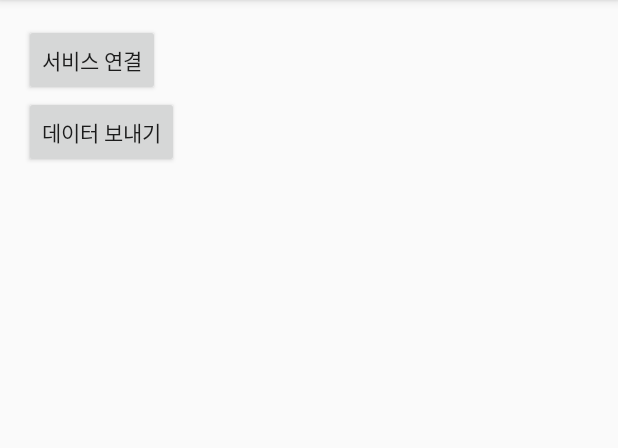
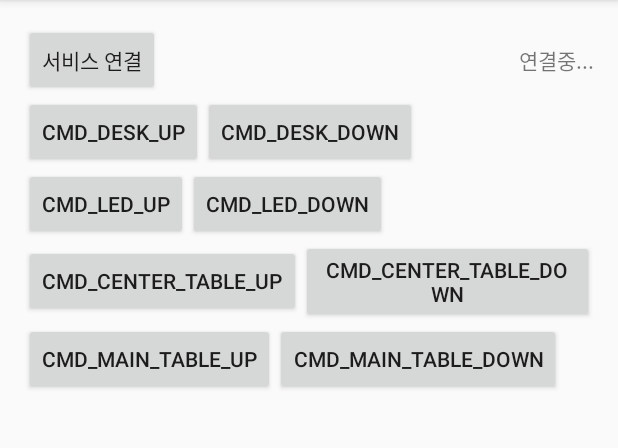
Before and after one commit to yeonjukko/SmartDesk, an Android app: the screen it shows after launch (MainActivity), after a tap on "서비스 연결", on a phone screen of 412 x 824 dp, the part 84-532 px from its top. Run offline under Robolectric (Android 15) with nearby library versions, the phone set to English and light mode, and no system bars; 1 statement that could not run was skipped.

Commit message:
위젯 수정 중...

```diff
--- a/app/src/main/AndroidManifest.xml
+++ b/app/src/main/AndroidManifest.xml
@@ -25,6 +25,10 @@
             <intent-filter>
                 <action android:name="android.appwidget.action.APPWIDGET_UPDATE" />
             </intent-filter>
+            <intent-filter>
+                <action android:name="neurosky.com.smartdesk.service.BluetoothService.Received" />
+            </intent-filter>
+
             <meta-data
                 android:name="android.appwidget.provider"
                 android:resource="@xml/widget_provider" />
--- a/app/src/main/java/neurosky/com/smartdesk/MainActivity.java
+++ b/app/src/main/java/neurosky/com/smartdesk/MainActivity.java
@@ -4,28 +4,31 @@ import android.content.BroadcastReceiver;
 import android.content.ComponentName;
 import android.content.Context;
 import android.content.Intent;
-import android.content.IntentFilter;
 import android.content.ServiceConnection;
+import android.os.Bundle;
 import android.os.IBinder;
 import android.os.Message;
 import android.os.Messenger;
-import android.os.Bundle;
 import android.os.RemoteException;
 import android.view.View;
 import android.widget.TextView;
 
 import neurosky.com.smartdesk.activity.SmartDeskActivity;
+import neurosky.com.smartdesk.manager.ConnectManager;
 import neurosky.com.smartdesk.service.BluetoothService;
 
-public class MainActivity extends SmartDeskActivity {
+public class MainActivity extends SmartDeskActivity implements View.OnClickListener {
 
     private TextView textViewReceive;
+    private TextView textViewStatus;
+
     private BroadcastReceiver receiver;
     private Messenger messenger;
 
     private ServiceConnection connection = new ServiceConnection() {
         public void onServiceConnected(ComponentName className, IBinder service) {
             messenger = new Messenger(service);
+            textViewReceive.setEnabled(true);
         }
 
         public void onServiceDisconnected(ComponentName className) {
@@ -37,50 +40,38 @@ public class MainActivity extends SmartDeskActivity {
     protected void onCreate(Bundle savedInstanceState) {
         super.onCreate(savedInstanceState);
         setContentView(R.layout.activity_main);
+        textViewReceive = (TextView) findViewById(R.id.tv_receive);
+        textViewReceive.setEnabled(false);
+        textViewStatus = (TextView) findViewById(R.id.tv_status);
 
-        textViewReceive = (TextView) findViewById(R.id.tv_receive);
-        findViewById(R.id.bt_connect).setOnClickListener(new View.OnClickListener() {
-            @Override
-            public void onClick(View view) {
-                bindService(new Intent(getContext(), BluetoothService.class), connection,
-                        Context.BIND_AUTO_CREATE);
-            }
-        });
-
-        findViewById(R.id.bt_disconnect).setOnClickListener(new View.OnClickListener() {
-            @Override
-            public void onClick(View view) {
-                if (messenger != null) {
-
-                    Message msg = Message.obtain(null, BluetoothService.SEND_DATA, 0, 0);
-                    Bundle bundle = new Bundle();
-                    bundle.putString(BluetoothService.FLAG_DATA, "hello");
-                    msg.setData(bundle);
-                    try {
-                        messenger.send(msg);
-                    } catch (RemoteException e) {
-                        e.printStackTrace();
-                    }
-                }
-            }
-        });
+        findViewById(R.id.bt_connect).setOnClickListener(this);
+        findViewById(R.id.bt_1).setOnClickListener(this);
+        findViewById(R.id.bt_2).setOnClickListener(this);
+        findViewById(R.id.bt_3).setOnClickListener(this);
+        findViewById(R.id.bt_4).setOnClickListener(this);
+        findViewById(R.id.bt_5).setOnClickListener(this);
+        findViewById(R.id.bt_6).setOnClickListener(this);
+        findViewById(R.id.bt_7).setOnClickListener(this);
+        findViewById(R.id.bt_8).setOnClickListener(this);
     }
 
     @Override
-    protected void onStart() {
-        super.onStart();
+    protected void onResume() {
+        super.onResume();
         regReceiver();
+        bindService(new Intent(getContext(), BluetoothService.class), connection, Context.BIND_AUTO_CREATE);
     }
 
     @Override
     protected void onPause() {
         super.onPause();
         unregReceiver();
+        unbindService(connection);
     }
 
     private void regReceiver() {
         receiver = new BluetoothReceiver();
-        registerReceiver(receiver, new IntentFilter(BluetoothService.ACTION_RECEIVED_DATA));
+        registerReceiver(receiver, BluetoothService.getIntentFilterSet());
     }
 
     private void unregReceiver() {
@@ -88,13 +79,62 @@ public class MainActivity extends SmartDeskActivity {
         receiver = null;
     }
 
+    @Override
+    public void onClick(View view) {
+        Message msg = Message.obtain(null, BluetoothService.SEND_DATA, 0, 0);
+        Bundle bundle = new Bundle();
+        switch (view.getId()) {
+            case R.id.bt_connect:
+                textViewStatus.setText("연결중...");
+                msg = Message.obtain(null, BluetoothService.CONNECT_DEVICE, 0, 0);
+                break;
+            case R.id.bt_1:
+                bundle.putString(BluetoothService.FLAG_DATA, ConnectManager.CMD_DESK_UP);
+                break;
+            case R.id.bt_2:
+                bundle.putString(BluetoothService.FLAG_DATA, ConnectManager.CMD_DESK_DOWN);
+                break;
+            case R.id.bt_3:
+                bundle.putString(BluetoothService.FLAG_DATA, ConnectManager.CMD_LED_UP);
+                break;
+            case R.id.bt_4:
+                bundle.putString(BluetoothService.FLAG_DATA, ConnectManager.CMD_LED_DOWN);
+                break;
+            case R.id.bt_5:
+                bundle.putString(BluetoothService.FLAG_DATA, ConnectManager.CMD_CENTER_TABLE_UP);
+                break;
+            case R.id.bt_6:
+                bundle.putString(BluetoothService.FLAG_DATA, ConnectManager.CMD_CENTER_TABLE_DOWN);
+                break;
+            case R.id.bt_7:
+                bundle.putString(BluetoothService.FLAG_DATA, ConnectManager.CMD_MAIN_TABLE_UP);
+                break;
+            case R.id.bt_8:
+                bundle.putString(BluetoothService.FLAG_DATA, ConnectManager.CMD_MAIN_TABLE_DOWN);
+                break;
+        }
+        msg.setData(bundle);
+        try {
+            messenger.send(msg);
+        } catch (RemoteException e) {
+            e.printStackTrace();
+        }
+    }
+
     private class BluetoothReceiver extends BroadcastReceiver {
-
         @Override
         public void onReceive(Context context, Intent intent) {
             if (intent.getAction().equals(BluetoothService.ACTION_RECEIVED_DATA)) {
-                String data = intent.getStringExtra(BluetoothService.FLAG_DATA);
-                textViewReceive.append(data + "\n");
+                String temp = intent.getStringExtra(BluetoothService.FLAG_TEMPERATURE);
+                String hum = intent.getStringExtra(BluetoothService.FLAG_HUMIDITY);
+                String light = intent.getStringExtra(BluetoothService.FLAG_LIGHT);
+                textViewReceive.append("온도:" + temp + ", 습도:" + hum + ", 빛:" + light + "\n");
+            } else if (intent.getAction().equals(BluetoothService.ACTION_CONNECT_DEVICE)) {
+                textViewStatus.setText("연결완료");
+            } else if (intent.getAction().equals(BluetoothService.ACTION_DISCONNECT_DEVICE)) {
+                textViewStatus.setText("연결끊김");
+            } else if (intent.getAction().equals(BluetoothService.ACTION_ERROR)) {
+                textViewStatus.setText("에러");
             }
         }
     }
--- a/app/src/main/java/neurosky/com/smartdesk/service/BluetoothService.java
+++ b/app/src/main/java/neurosky/com/smartdesk/service/BluetoothService.java
@@ -1,14 +1,18 @@
 package neurosky.com.smartdesk.service;
 
 import android.app.Service;
+import android.bluetooth.BluetoothDevice;
+import android.content.BroadcastReceiver;
 import android.content.Context;
 import android.content.Intent;
+import android.content.IntentFilter;
 import android.os.Bundle;
 import android.os.Handler;
 import android.os.IBinder;
 import android.os.Message;
 import android.os.Messenger;
 import android.os.RemoteException;
+import android.support.annotation.Nullable;
 import android.util.Log;
 import android.widget.Toast;
 
@@ -20,8 +24,20 @@ public class BluetoothService extends Service implements ConnectManager.OnBlueto
     private static final String TAG = BluetoothService.class.getSimpleName();
 
     public static final int SEND_DATA = 200;
+    public static final int CONNECT_DEVICE = 300;
+
     public static final String ACTION_RECEIVED_DATA = BluetoothService.class.getName() + ".Received";
+    public static final String ACTION_CONNECT_DEVICE = BluetoothService.class.getName() + ".Connected";
+    public static final String ACTION_DISCONNECT_DEVICE = BluetoothService.class.getName() + ".Disconnected";
+    public static final String ACTION_ERROR = BluetoothService.class.getName() + ".Error";
+
     public static final String FLAG_DATA = "data";
+    public static final String FLAG_ERROR = "error";
+
+    public static final String FLAG_TEMPERATURE = "temperature";
+    public static final String FLAG_HUMIDITY = "humidity";
+    public static final String FLAG_LIGHT = "light";
+
 
     private ConnectManager connectManager;
 
@@ -38,19 +54,59 @@ public class BluetoothService extends Service implements ConnectManager.OnBlueto
         super.onCreate();
         if (connectManager == null) {
             connectManager = ConnectManager.getInstance(getContext());
+            connectManager.onCreate();
             connectManager.setOnBluetoothListener(this);
         }
-        try {
-            if (!connectManager.isBluetoothEnable()) {
-                Toast.makeText(getContext(), "블루투스를 켜주세요.", Toast.LENGTH_SHORT).show();
-                stopSelf();
-                return;
-            }
-            connectManager.setConnectDevice();
-            connectManager.connect();
-        } catch (ConnectManager.NotSavedDeviceException e) {
-            startRegDeviceActivity();
-            stopSelf();
+    }
+
+
+    @Override
+    public void onConnected() {
+        sendConnected();
+        Log.d(TAG, "onConnected");
+    }
+
+    @Override
+    public void onReceive(String data) {
+        sendReceiveData(data);
+        Log.d(TAG, "onReceive:" + data);
+    }
+
+    @Override
+    public void onError(Exception e) {
+        sendError(e);
+        Log.d(TAG, "onError" + e.getCause());
+    }
+
+    @Override
+    public void onDisconnected() {
+        sendDisconnected();
+        Log.d(TAG, "onDisconnected");
+    }
+
+    private void sendDisconnected() {
+        Intent intent = new Intent(ACTION_DISCONNECT_DEVICE);
+        sendBroadcast(intent);
+    }
+
+    private void sendError(Exception e) {
+        Intent intent = new Intent(ACTION_ERROR);
+        intent.putExtra(FLAG_ERROR, e);
+        sendBroadcast(intent);
+    }
+
+    private void sendConnected() {
+        sendBroadcast(new Intent(ACTION_CONNECT_DEVICE));
+    }
+
+    private void sendReceiveData(String data) {
+        Intent intent = new Intent(ACTION_RECEIVED_DATA);
+        Bundle result = ConnectManager.getParseStatus(data);
+        if (result != null) {
+            intent.putExtras(result);
+            sendBroadcast(intent);
+        } else {
+            Log.d(TAG, "온도 습도 조도 파싱 실패(Data:" + data + ")");
         }
     }
 
@@ -60,30 +116,15 @@ public class BluetoothService extends Service implements ConnectManager.OnBlueto
         startActivity(intent);
     }
 
-    @Override
-    public void onConnected() {
-
-        Toast.makeText(getApplicationContext(), "스마트 테이블과 연결되었습니다.", Toast.LENGTH_SHORT).show();
-    }
-
-    @Override
-    public void onReceive(String data) {
-        Intent intent = new Intent(ACTION_RECEIVED_DATA);
-        intent.putExtra(FLAG_DATA, data);
-        sendBroadcast(intent);
-    }
-
-    @Override
-    public void onError(Exception e) {
-        e.printStackTrace();
-    }
-
     private class IncomingHandler extends Handler {
         @Override
         public void handleMessage(Message msg) {
             switch (msg.what) {
                 case SEND_DATA:
                     connectManager.sendData(msg.getData().getString(FLAG_DATA, null));
+                    break;
+                case CONNECT_DEVICE:
+                    connectBluetoothDevice();
                     break;
                 default:
                     super.handleMessage(msg);
@@ -98,6 +139,34 @@ public class BluetoothService extends Service implements ConnectManager.OnBlueto
     @Override
     public void onDestroy() {
         super.onDestroy();
-        connectManager.close();
+        connectManager.onDestroy();
+        connectManager = null;
     }
+
+    public void connectBluetoothDevice() {
+        try {
+            if (!connectManager.isBluetoothEnable()) {
+                Toast.makeText(getContext(), "블루투스를 켜주세요.", Toast.LENGTH_SHORT).show();
+                return;
+            }
+            if (!connectManager.isConnected()) {
+                connectManager.setConnectDevice();
+                connectManager.connect();
+            }else{
+                sendConnected();
+            }
+        } catch (ConnectManager.NotSavedDeviceException e) {
+            startRegDeviceActivity();
+        }
+    }
+
+    public static IntentFilter getIntentFilterSet() {
+        IntentFilter filter = new IntentFilter();
+        filter.addAction(ACTION_RECEIVED_DATA);
+        filter.addAction(ACTION_CONNECT_DEVICE);
+        filter.addAction(ACTION_DISCONNECT_DEVICE);
+        filter.addAction(ACTION_ERROR);
+        return filter;
+    }
+
 }
--- a/app/src/main/res/layout/activity_main.xml
+++ b/app/src/main/res/layout/activity_main.xml
@@ -10,17 +10,113 @@
     android:paddingTop="@dimen/activity_vertical_margin"
     tools:context="neurosky.com.smartdesk.MainActivity">
 
+    <LinearLayout
+        android:layout_width="match_parent"
+        android:layout_height="wrap_content"
+        android:gravity="center_vertical"
+        android:orientation="horizontal">
+
         <Button
             android:id="@+id/bt_connect"
             android:layout_width="wrap_content"
             android:layout_height="wrap_content"
             android:text="서비스 연결" />
 
+        <TextView
+            android:id="@+id/tv_status"
+            android:layout_width="match_parent"
+            android:layout_height="wrap_content"
+            android:gravity="right"
+            android:text="상태" />
+
+
+    </LinearLayout>
+
+
+    <LinearLayout
+        android:layout_width="match_parent"
+
+        android:layout_height="wrap_content"
+        android:gravity="center_vertical"
+        android:orientation="horizontal">
+
         <Button
-        android:id="@+id/bt_disconnect"
+            android:id="@+id/bt_1"
             android:layout_width="wrap_content"
             android:layout_height="wrap_content"
-        android:text="데이터 보내기" />
+            android:text="CMD_DESK_UP" />
+
+        <Button
+            android:id="@+id/bt_2"
+            android:layout_width="wrap_content"
+            android:layout_height="wrap_content"
+            android:text="CMD_DESK_DOWN" />
+
+
+    </LinearLayout>
+
+    <LinearLayout
+        android:layout_width="match_parent"
+
+        android:layout_height="wrap_content"
+        android:gravity="center_vertical"
+        android:orientation="horizontal">
+
+        <Button
+            android:id="@+id/bt_3"
+            android:layout_width="wrap_content"
+            android:layout_height="wrap_content"
+            android:text="CMD_LED_UP" />
+
+        <Button
+            android:id="@+id/bt_4"
+            android:layout_width="wrap_content"
+            android:layout_height="wrap_content"
+            android:text="CMD_LED_DOWN" />
+
+
+    </LinearLayout>
+
+    <LinearLayout
+        android:layout_width="match_parent"
+        android:layout_height="wrap_content"
+        android:gravity="center_vertical"
+        android:orientation="horizontal">
+
+        <Button
+            android:id="@+id/bt_5"
+            android:layout_width="wrap_content"
+            android:layout_height="wrap_content"
+            android:text="CMD_CENTER_TABLE_UP" />
+
+        <Button
+            android:id="@+id/bt_6"
+            android:layout_width="wrap_content"
+            android:layout_height="wrap_content"
+            android:text="CMD_CENTER_TABLE_DOWN" />
+
+    </LinearLayout>
+
+    <LinearLayout
+        android:layout_width="match_parent"
+        android:layout_height="wrap_content"
+        android:gravity="center_vertical"
+        android:orientation="horizontal">
+
+        <Button
+            android:id="@+id/bt_7"
+            android:layout_width="wrap_content"
+            android:layout_height="wrap_content"
+            android:text="CMD_MAIN_TABLE_UP" />
+
+        <Button
+            android:id="@+id/bt_8"
+            android:layout_width="wrap_content"
+            android:layout_height="wrap_content"
+            android:text="CMD_MAIN_TABLE_DOWN" />
+
+    </LinearLayout>
+
 
     <TextView
         android:id="@+id/tv_receive"
```
Also changed, not shown: app/src/main/java/neurosky/com/smartdesk/WidgetProvider.java (+32 -4 lines), app/src/main/java/neurosky/com/smartdesk/manager/ConnectManager.java (+101 -8 lines). Lines whose indentation alone changed are shown as unchanged.
